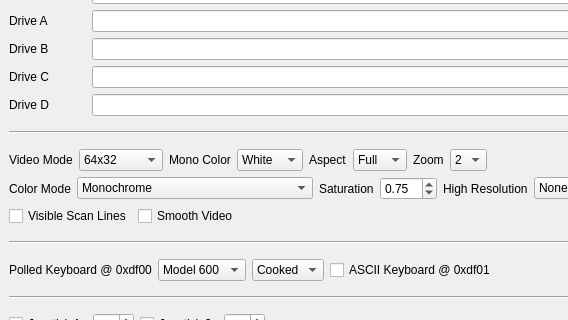
ivop/osiemu, file launcher/src/mainwindow.ui: the form before one commit; both pictures show x 0 to 568 and y 290 to 610 of the 817 by 800 pixel window.
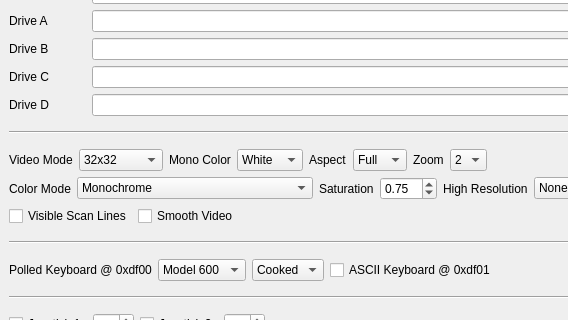
The form after the commit.

Commit message: Add all video related command line options to osiemu-launcher

What changed in the file:
```diff
--- a/launcher/src/mainwindow.ui
+++ b/launcher/src/mainwindow.ui
@@ -303,7 +303,7 @@
         <item>
          <widget class="QComboBox" name="combo_video_mode">
           <property name="currentIndex">
-           <number>1</number>
+           <number>2</number>
           </property>
           <item>
            <property name="text">
@@ -393,14 +393,14 @@
          </widget>
         </item>
         <item>
-         <widget class="QLabel" name="combo_zoom">
+         <widget class="QLabel" name="labelzoom">
           <property name="text">
            <string>Zoom</string>
           </property>
          </widget>
         </item>
         <item>
-         <widget class="QComboBox" name="comboBox_4">
+         <widget class="QComboBox" name="combo_zoom">
           <property name="currentIndex">
            <number>1</number>
           </property>
```
The commit also changes 2 other files.
